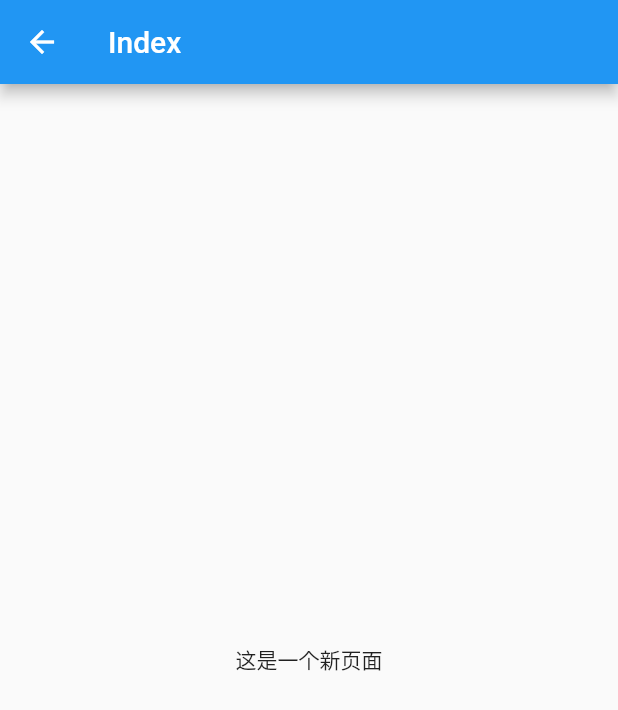
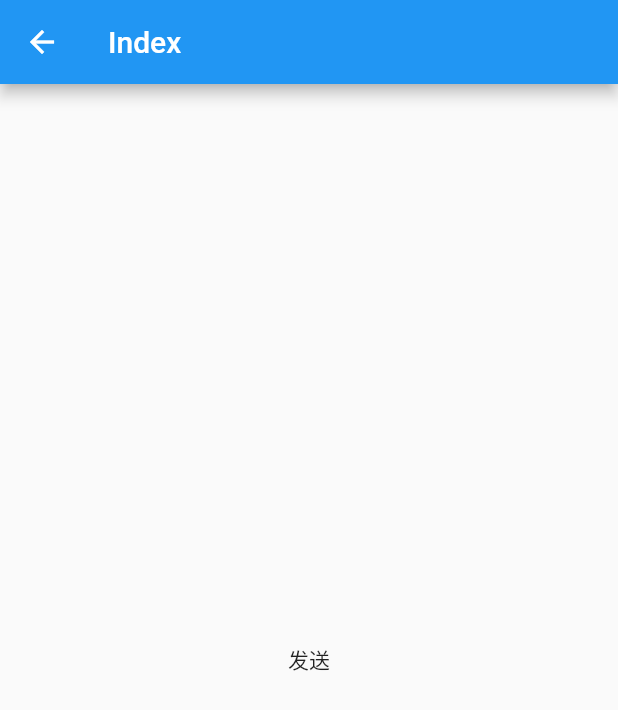
Before and after one commit to zhaozhentao/AndroidFlutter, a Flutter app: the IndexRoute screen opened by its route, on a phone screen of 412 x 824 dp. Shown: the top 710 px of the screen. Run offline on Flutter 3.47's test engine with Material 2 defaults, Android fonts, the phone set to English and light mode, and no system bars.

Commit message:
🎨flutter通知andorid

```diff
--- a/flutter_module/lib/Index.dart
+++ b/flutter_module/lib/Index.dart
@@ -1,4 +1,5 @@
 import 'package:flutter/material.dart';
+import 'package:flutter/services.dart';
 
 class IndexRoute extends StatelessWidget {
   @override
@@ -8,7 +9,12 @@ class IndexRoute extends StatelessWidget {
         title: Text("Index"),
       ),
       body: Center(
-        child: Text("这是一个新页面"),
+        child: FlatButton(
+          onPressed: () {
+            BasicMessageChannel('my', StringCodec()).send("给你发消息啦");
+          },
+          child: Text("发送"),
+        ),
       ),
     );
   }
```
Also changed, not shown: 3 other files.
